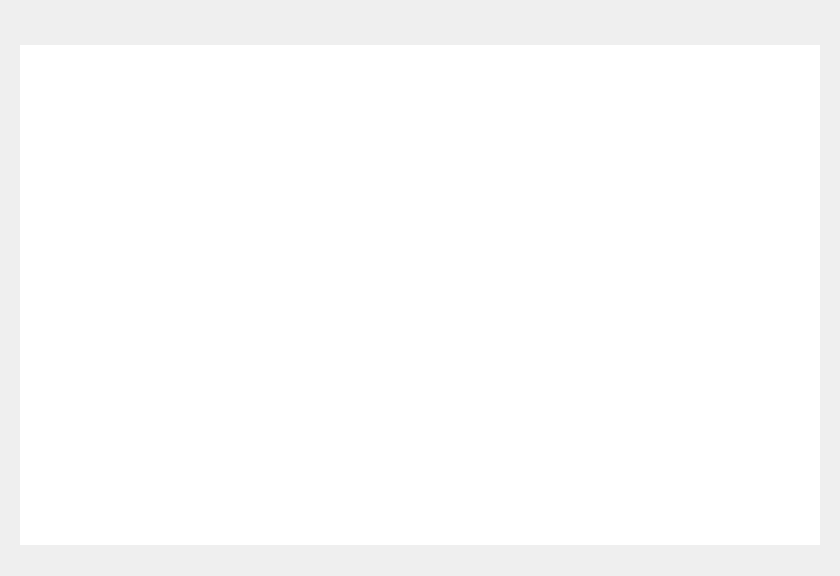
AngelGenis/Appetizer, file appetizer-core/components-layout/restaurantmap.ui: the form before one commit.
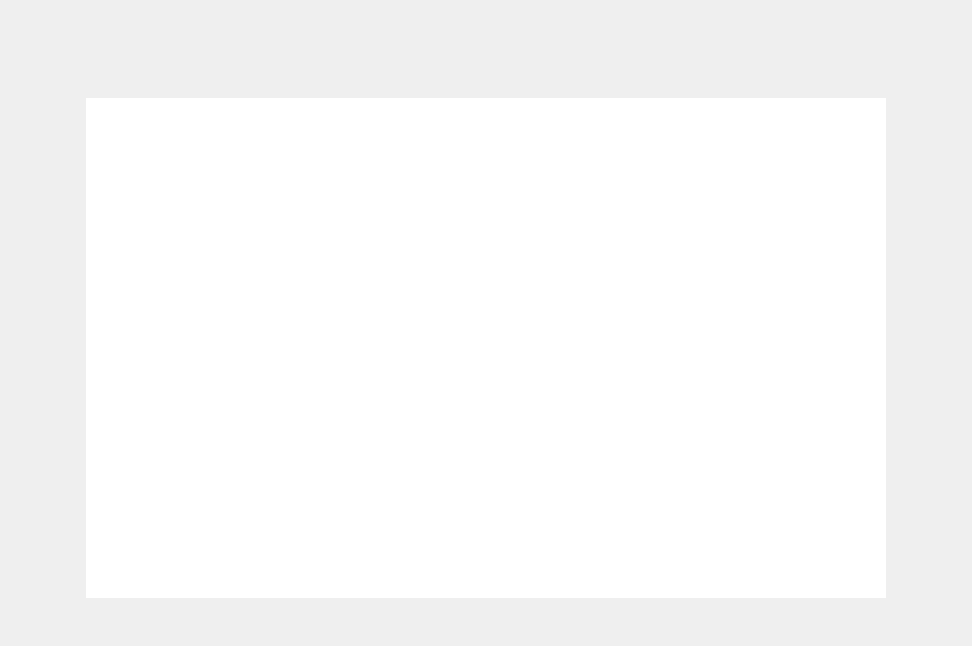
The form after the commit. Icons and pictures are not drawn. Custom widgets are drawn as their Qt base class.

The edit to the form file:
```diff
--- a/appetizer-core/components-layout/restaurantmap.ui
+++ b/appetizer-core/components-layout/restaurantmap.ui
@@ -6,30 +6,15 @@
    <rect>
     <x>0</x>
     <y>0</y>
-    <width>840</width>
-    <height>576</height>
+    <width>972</width>
+    <height>646</height>
    </rect>
   </property>
   <property name="windowTitle">
    <string>Form</string>
   </property>
-  <layout class="QVBoxLayout" name="verticalLayout">
-   <property name="spacing">
-    <number>0</number>
-   </property>
-   <property name="leftMargin">
-    <number>0</number>
-   </property>
-   <property name="topMargin">
-    <number>0</number>
-   </property>
-   <property name="rightMargin">
-    <number>0</number>
-   </property>
-   <property name="bottomMargin">
-    <number>0</number>
-   </property>
-   <item>
+  <layout class="QGridLayout" name="gridLayout">
+   <item row="0" column="0" colspan="2">
     <layout class="QHBoxLayout" name="horizontalLayout">
      <property name="spacing">
       <number>0</number>
@@ -84,12 +69,7 @@
      </item>
     </layout>
    </item>
-   <item>
-    <layout class="QGridLayout" name="gridLayout">
-     <property name="spacing">
-      <number>0</number>
-     </property>
-     <item row="0" column="0">
+   <item row="1" column="0">
       <spacer name="horizontalSpacer_3">
        <property name="orientation">
         <enum>Qt::Horizontal</enum>
@@ -102,7 +82,7 @@
        </property>
       </spacer>
      </item>
-     <item row="0" column="1">
+   <item row="1" column="1" rowspan="2">
       <widget class="QGraphicsView" name="graphicsView">
        <property name="minimumSize">
         <size>
@@ -133,7 +113,7 @@
        </property>
       </widget>
      </item>
-     <item row="0" column="2">
+   <item row="1" column="2">
       <spacer name="horizontalSpacer_4">
        <property name="orientation">
         <enum>Qt::Horizontal</enum>
@@ -146,20 +126,39 @@
        </property>
       </spacer>
      </item>
-     <item row="1" column="1">
-      <spacer name="verticalSpacer">
-       <property name="orientation">
-        <enum>Qt::Vertical</enum>
-       </property>
-       <property name="sizeHint" stdset="0">
+   <item row="2" column="2">
+    <widget class="QPushButton" name="groupBtn">
+     <property name="sizePolicy">
+      <sizepolicy hsizetype="Fixed" vsizetype="Fixed">
+       <horstretch>0</horstretch>
+       <verstretch>0</verstretch>
+      </sizepolicy>
+     </property>
+     <property name="minimumSize">
         <size>
-         <width>20</width>
-         <height>40</height>
-        </size>
-       </property>
-      </spacer>
-     </item>
-    </layout>
+       <width>64</width>
+       <height>64</height>
+      </size>
+     </property>
+     <property name="styleSheet">
+      <string notr="true">border-radius:32px;
+background:  qlineargradient(x1:0, y1:1, x2:1, y2:0,
+                  stop:1 #20D6EA, stop: 0 #3C6AF1);</string>
+     </property>
+     <property name="text">
+      <string/>
+     </property>
+     <property name="icon">
+      <iconset resource="../Resources.qrc">
+       <normaloff>:/Img/tablesGroup.svg</normaloff>:/Img/tablesGroup.svg</iconset>
+     </property>
+     <property name="iconSize">
+      <size>
+       <width>42</width>
+       <height>42</height>
+      </size>
+     </property>
+    </widget>
    </item>
   </layout>
  </widget>
```
Left out of the diff: 4 changed lines with no effect on the pictures. Lines whose indentation alone changed are shown as unchanged.
